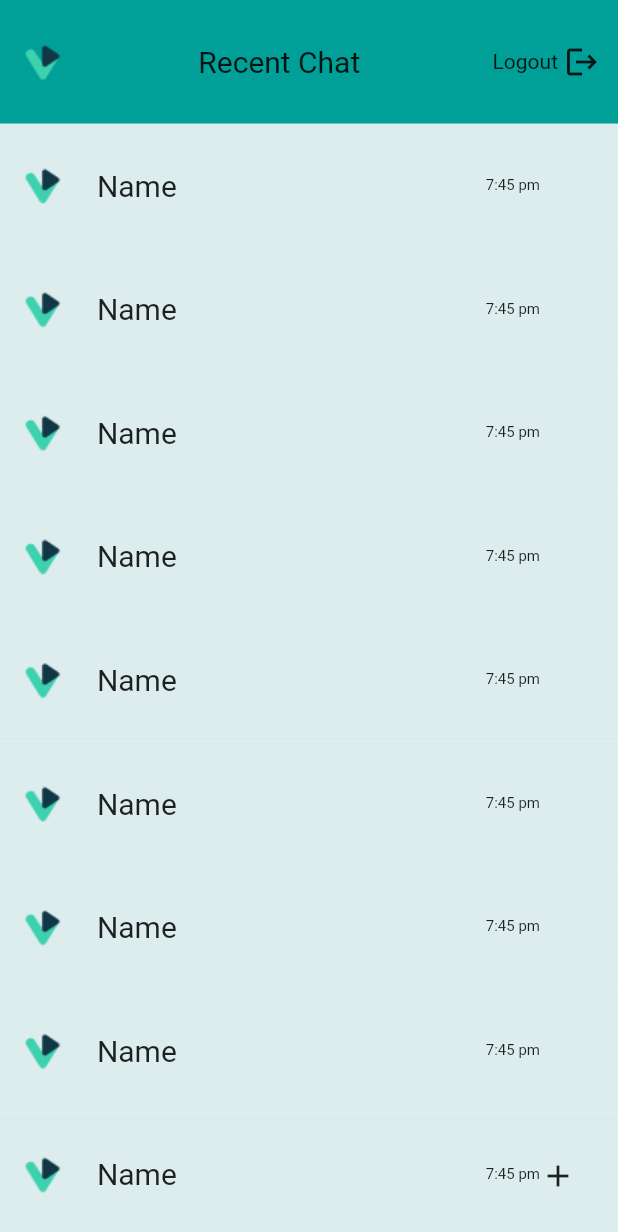
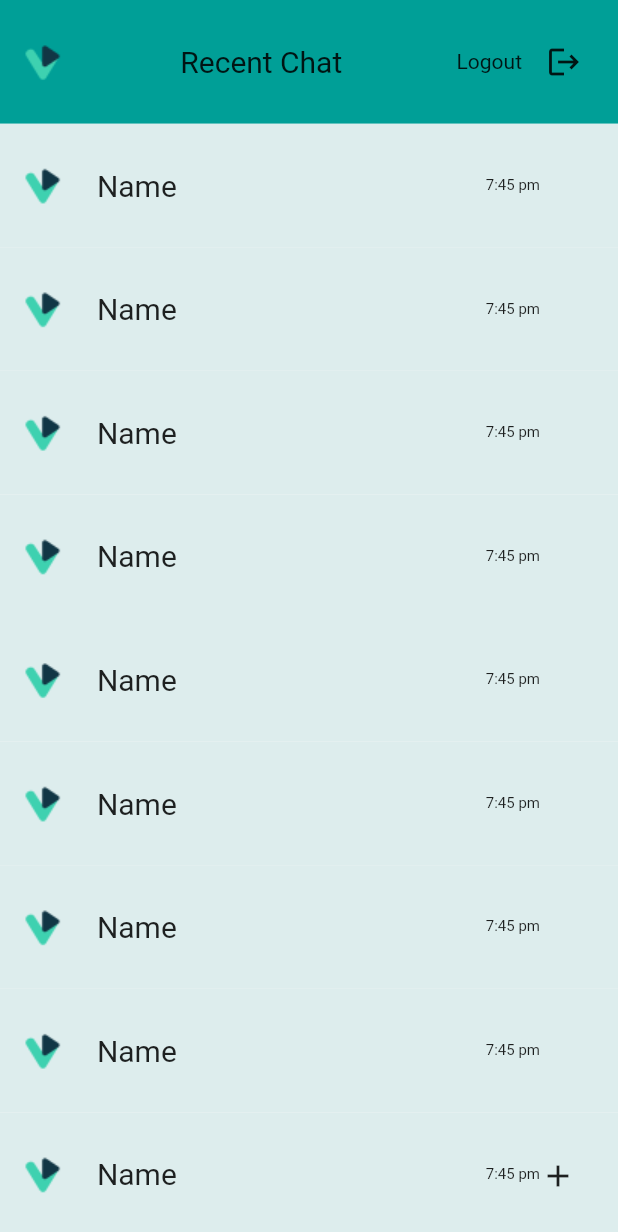
Before and after one commit to Professor150/Chat-App, a Flutter app: the HomePage screen opened by its route, on a phone screen of 412 x 824 dp. Shown: the top 1232 px of the screen. Run offline on Flutter 3.47's test engine with Material 2 defaults, Android fonts, the phone set to English and light mode, and no system bars; our stand-ins replace cloud_firestore, firebase_auth, firebase_core, intl_phone_field, sn_progress_dialog; accounts and stored records are empty.

Commit message:
small-changes

```diff
--- /dev/null
+++ b/lib/core/utils/global_variables.dart
@@ -0,0 +1,4 @@
+import 'package:firebase_auth/firebase_auth.dart';
+
+FirebaseAuth? fAuth = FirebaseAuth.instance;
+User? currentFirebaseUser;
--- a/lib/features/chat_app/data/models/logout_model.dart
+++ b/lib/features/chat_app/data/models/logout_model.dart
@@ -1,9 +1,12 @@
 import 'package:firebase_auth/firebase_auth.dart';
+import 'package:flutter/material.dart';
 
-Future logOut() async {
+Future<void> signOut(context) async {
   FirebaseAuth authentication = FirebaseAuth.instance;
   try {
+    print('Userrrr');
     await authentication.signOut();
+    Navigator.pushNamed(context, '/loginPage');
   } catch (e) {
     print("error");
   }
--- a/lib/features/chat_app/presentation/pages/home_page.dart
+++ b/lib/features/chat_app/presentation/pages/home_page.dart
@@ -1,3 +1,4 @@
+import 'package:chat/features/chat_app/data/models/logout_model.dart';
 import 'package:chat/features/chat_app/domain/repositories/chat_repository.dart';
 import 'package:flutter/material.dart';
 import 'package:chat/features/chat_app/presentation/widgets/home_page_widget.dart';
--- a/lib/features/chat_app/presentation/pages/splash_page.dart
+++ b/lib/features/chat_app/presentation/pages/splash_page.dart
@@ -1,3 +1,4 @@
+import 'package:chat/core/utils/constants.dart';
 import 'package:chat/features/chat_app/presentation/widgets/splash_widgets.dart';
 import 'package:flutter/material.dart';
 
@@ -7,7 +8,7 @@ class SplashPage extends StatelessWidget {
   @override
   Widget build(BuildContext context) {
     return const Scaffold(
-      backgroundColor: Color(0xFF59B6B0),
+      backgroundColor: AppColors.backgroundColor,
       body: SafeArea(
         child: SplashWidget(),
       ),
--- a/lib/features/chat_app/presentation/widgets/home_page_widget.dart
+++ b/lib/features/chat_app/presentation/widgets/home_page_widget.dart
@@ -1,3 +1,4 @@
+import 'package:chat/features/chat_app/data/models/logout_model.dart';
 import 'package:flutter/material.dart';
 import 'package:chat/core/utils/constants.dart';
 
@@ -28,7 +29,11 @@ class HomePageWidget extends StatelessWidget {
             SizedBox(
               width: 4,
             ),
-            Icon(Icons.logout),
+            IconButton(
+                icon: Icon(Icons.logout),
+                onPressed: () {
+                  signOut(context);
+                }),
           ],
         ),
       ),
```
Also changed, not shown: 1 other file.
